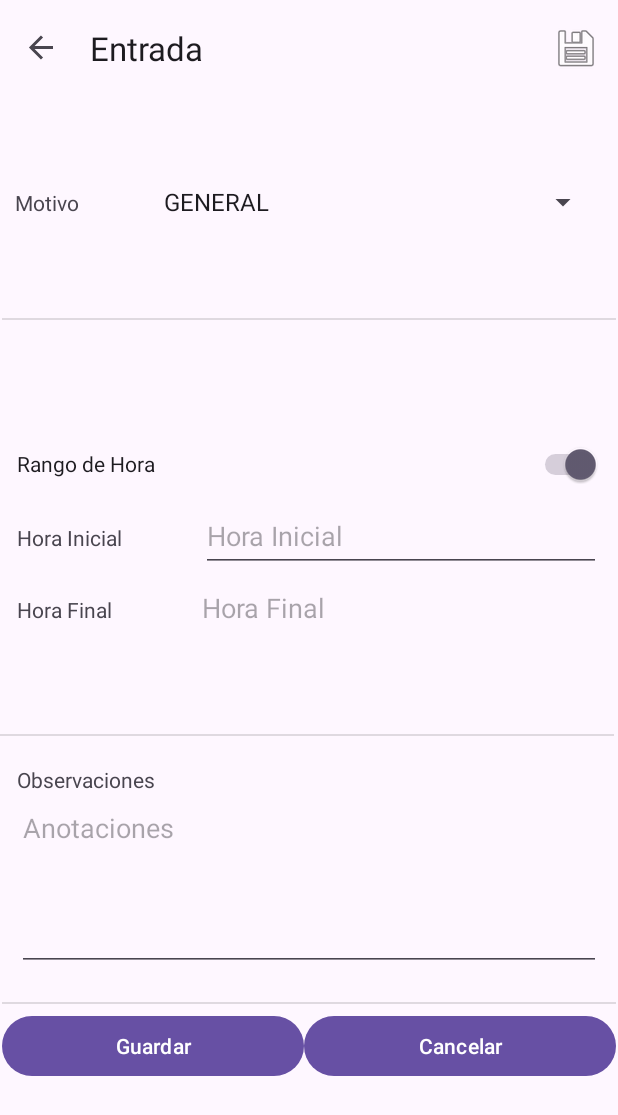
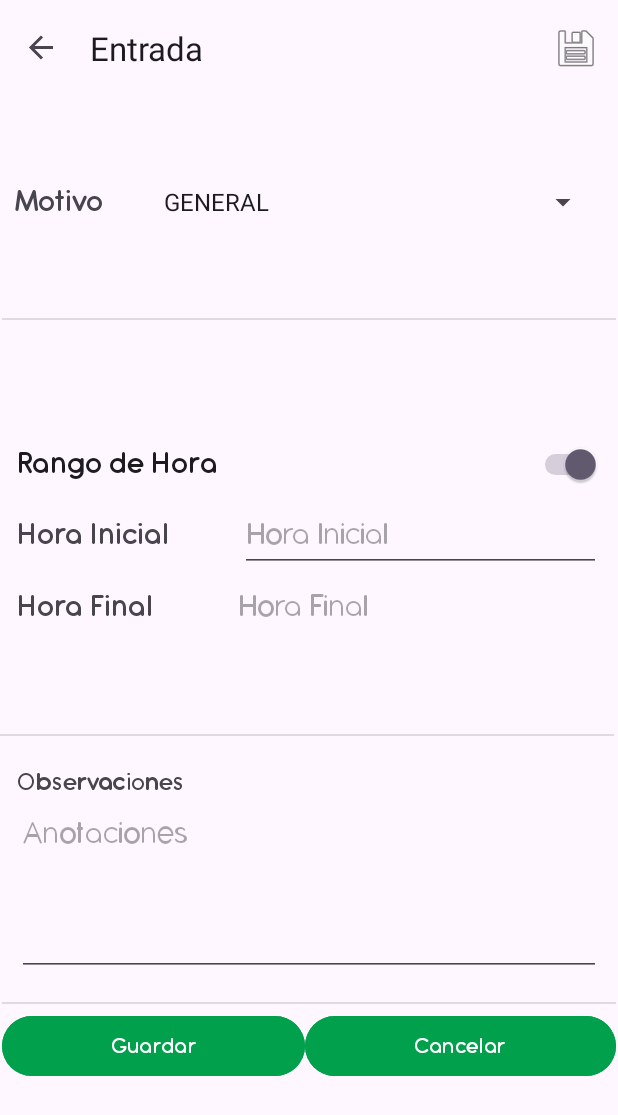
Before and after one commit to LuisMandM/FichajeApp, an Android app: the SecondFragment screen opened through its navigation route, on a phone screen of 412 x 824 dp. Shown: the top 1115 px of the screen. Run offline under Robolectric (Android 15) with nearby library versions, the phone set to English and light mode, and no system bars; our stand-ins replace navigation-ui.

Commit message:
Second Fragment

```diff
--- a/app/src/main/res/layout/fragment_first.xml
+++ b/app/src/main/res/layout/fragment_first.xml
@@ -85,9 +85,10 @@
                     android:layout_weight="1"
                     android:backgroundTint="@color/inc"
                     android:fontFamily="@font/antipastodemibold"
+                    android:textSize="16sp"
                     android:text="Ver reporte"
 
-                    android:textSize="16sp" />
+                     />
 
             </LinearLayout>
 
--- a/app/src/main/res/layout/fragment_second.xml
+++ b/app/src/main/res/layout/fragment_second.xml
@@ -58,13 +58,16 @@
             android:layout_width="182dp"
             android:layout_height="75dp"
             android:layout_weight="1"
-            android:text="Motivo" />
+            android:text="Motivo"
+            android:fontFamily="@font/antipastodemibold"
+            android:textSize="22sp"/>
 
         <Spinner
             android:id="@+id/spinnerMotivo"
             android:layout_width="match_parent"
             android:layout_height="48dp"
-            android:layout_weight="1" />
+            android:layout_weight="1"
+            />
     </LinearLayout>
 
     <LinearLayout
@@ -81,7 +84,9 @@
             android:id="@+id/switchRango"
             android:layout_width="match_parent"
             android:layout_height="48dp"
-            android:text="Rango de Hora" />
+            android:text="Rango de Hora"
+            android:fontFamily="@font/antipastodemibold"
+            android:textSize="22sp"/>
 
         <LinearLayout
             android:layout_width="match_parent"
@@ -93,7 +98,9 @@
                 android:layout_width="wrap_content"
                 android:layout_height="wrap_content"
                 android:layout_weight="1"
-                android:text="Hora Inicial" />
+                android:text="Hora Inicial"
+                android:fontFamily="@font/antipastodemibold"
+                android:textSize="22sp"/>
 
             <EditText
                 android:id="@+id/edTxHoraInit"
@@ -102,6 +109,8 @@
                 android:layout_weight="1"
                 android:ems="10"
                 android:hint="Hora Inicial"
+                android:fontFamily="@font/antipastoregular"
+                android:textSize="22sp"
                 android:inputType="time" />
 
         </LinearLayout>
@@ -116,7 +125,9 @@
                 android:layout_width="wrap_content"
                 android:layout_height="wrap_content"
                 android:layout_weight="1"
-                android:text="Hora Final" />
+                android:text="Hora Final"
+                android:fontFamily="@font/antipastodemibold"
+                android:textSize="22sp"/>
 
             <EditText
                 android:id="@+id/edTxHoraEnd"
@@ -125,6 +136,8 @@
                 android:layout_weight="1"
                 android:ems="10"
                 android:hint="Hora Final"
+                android:fontFamily="@font/antipastoregular"
+                android:textSize="22sp"
                 android:inputType="time" />
 
         </LinearLayout>
@@ -147,7 +160,9 @@
             android:id="@+id/txtVwObservations"
             android:layout_width="match_parent"
             android:layout_height="wrap_content"
-            android:text="Observaciones" />
+            android:text="Observaciones"
+            android:fontFamily="@font/antipastodemibold"
+            android:textSize="18sp"/>
 
         <EditText
             android:id="@+id/edTxObservations"
@@ -156,6 +171,8 @@
             android:ems="10"
             android:gravity="start|top"
             android:hint="Anotaciones"
+            android:fontFamily="@font/antipastoregular"
+            android:textSize="22sp"
             android:inputType="textMultiLine" />
 
     </LinearLayout>
@@ -174,14 +191,22 @@
             android:layout_width="wrap_content"
             android:layout_height="wrap_content"
             android:layout_weight="1"
-            android:text="Guardar" />
+            android:text="Guardar"
+            android:backgroundTint="@color/inc"
+            android:fontFamily="@font/antipastodemibold"
+            android:textSize="16sp"
+            />
 
         <Button
             android:id="@+id/btnDelete"
             android:layout_width="wrap_content"
             android:layout_height="wrap_content"
             android:layout_weight="1"
-            android:text="Eliminar" />
+            android:text="Eliminar"
+            android:backgroundTint="@color/inc"
+            android:fontFamily="@font/antipastodemibold"
+            android:textSize="16sp"
+            />
     </LinearLayout>
 
 </androidx.constraintlayout.widget.ConstraintLayout>
```
